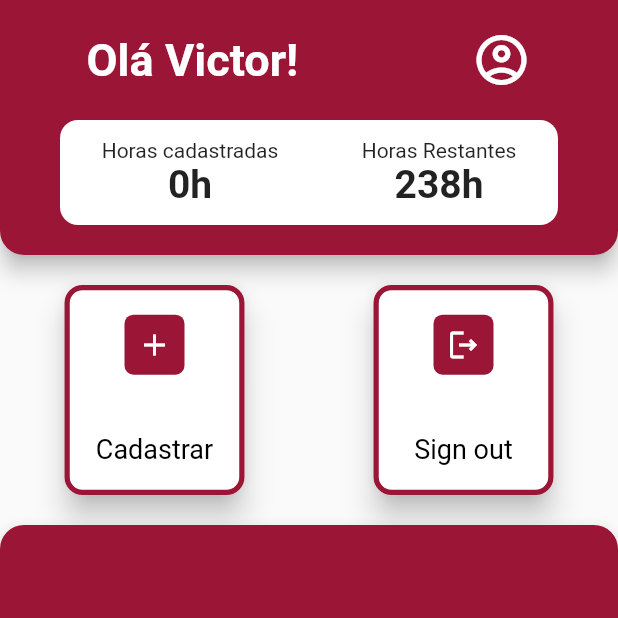
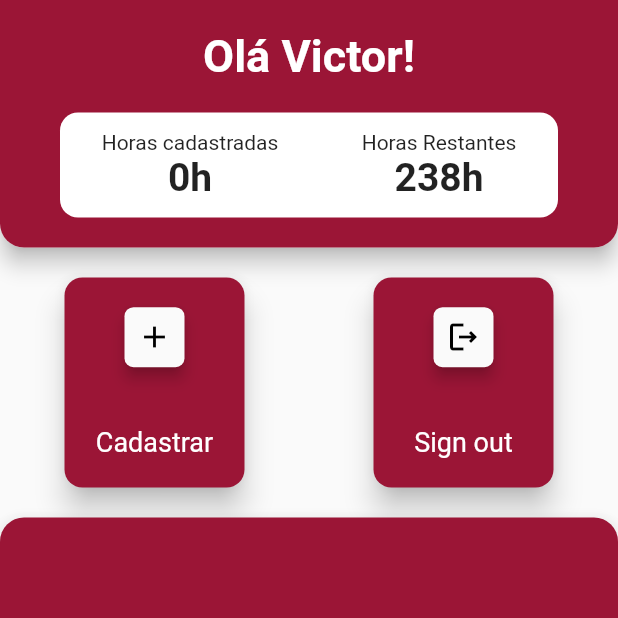
Before and after one commit to JonasCSilva/for_hour, a Flutter app: the screen it shows once a user with an empty profile is signed in, on a phone screen of 412 x 824 dp, the top half of it. Run offline on Flutter 3.47's test engine with Material 2 defaults, Android fonts, the phone set to English and light mode, and no system bars; our stand-ins replace cloud_firestore, file_picker, firebase_auth, firebase_core, firebase_storage; missing offline and left inert: flutter_picker; accounts and stored records are empty.

Commit message:
home button created

```diff
--- /dev/null
+++ b/lib/home_button.dart
@@ -0,0 +1,42 @@
+import 'package:flutter/material.dart';
+
+class HomeButton extends StatelessWidget {
+  final String text;
+  final IconData icon;
+  final Function() onPressed;
+
+  const HomeButton(
+      {Key? key,
+      required this.text,
+      required this.icon,
+      required this.onPressed})
+      : super(key: key);
+
+  @override
+  Widget build(BuildContext context) {
+    return SizedBox(
+        height: 140,
+        width: 120,
+        child: ElevatedButton(
+          style: ElevatedButton.styleFrom(
+              elevation: 8,
+              shape: RoundedRectangleBorder(
+                borderRadius: BorderRadius.circular(12), // <-- Radius
+              ),
+              backgroundColor: const Color(0xff9b1536),
+              textStyle: const TextStyle(fontSize: 18)),
+          onPressed: onPressed,
+          child: Column(
+              mainAxisAlignment: MainAxisAlignment.spaceAround,
+              children: [
+                Material(
+                    elevation: 4,
+                    borderRadius: BorderRadius.circular(6),
+                    child: Padding(
+                        padding: const EdgeInsets.all(8),
+                        child: Icon(icon, color: Colors.black))),
+                Text(text, style: const TextStyle(color: Colors.white))
+              ]),
+        ));
+  }
+}
--- a/lib/home_page.dart
+++ b/lib/home_page.dart
@@ -1,7 +1,9 @@
 import 'package:cloud_firestore/cloud_firestore.dart';
 import 'package:firebase_auth/firebase_auth.dart';
 import 'package:flutter/material.dart';
-import 'package:for_hour/register_page.dart';
+
+import 'home_button.dart';
+import 'register_page.dart';
 
 class HomePage extends StatefulWidget {
   const HomePage({super.key});
@@ -11,10 +13,7 @@ class HomePage extends StatefulWidget {
 }
 
 class _HomePageState extends State<HomePage> {
-  List<Map<String, dynamic>> _entries = <Map<String, dynamic>>[
-    {'hours': 40, 'category': 'Course'},
-    {'hours': 60, 'category': 'Internship'}
-  ];
+  List<Map<String, dynamic>> _entries = <Map<String, dynamic>>[];
 
   num _hours = 0;
 
@@ -63,18 +62,11 @@ class _HomePageState extends State<HomePage> {
               padding: const EdgeInsets.symmetric(vertical: 20),
               child: Column(
                 children: [
-                  Row(
-                    mainAxisAlignment: MainAxisAlignment.spaceAround,
-                    children: const [
-                      Text('Olá Victor!',
+                  const Text('Olá Victor!',
                       style: TextStyle(
                           color: Colors.white,
                           fontSize: 30,
                           fontWeight: FontWeight.w600)),
-                      Icon(Icons.account_circle_outlined,
-                          color: Colors.white, size: 40),
-                    ],
-                  ),
                   const SizedBox(height: 20),
                   Container(
                       decoration: BoxDecoration(
@@ -107,72 +99,20 @@ class _HomePageState extends State<HomePage> {
                 ],
               ))),
       const SizedBox(height: 20),
-      Row(
-        mainAxisAlignment: MainAxisAlignment.spaceAround,
-        children: [
-          SizedBox(
-              height: 140,
-              width: 120,
-              child: ElevatedButton(
-                style: ElevatedButton.styleFrom(
-                    side:
-                        const BorderSide(width: 3.5, color: Color(0xff9b1536)),
-                    elevation: 8,
-                    shape: RoundedRectangleBorder(
-                      borderRadius: BorderRadius.circular(12), // <-- Radius
+      Row(mainAxisAlignment: MainAxisAlignment.spaceAround, children: [
+        HomeButton(
+          text: 'Cadastrar',
+          icon: Icons.add_outlined,
+          onPressed: () {
+            Navigator.of(context).push(
+                MaterialPageRoute(builder: (context) => const RegisterPage()));
+          },
         ),
-                    backgroundColor: Colors.white,
-                    textStyle: const TextStyle(fontSize: 18)),
-                onPressed: () {
-                  Navigator.of(context).push(MaterialPageRoute(
-                      builder: (context) => const RegisterPage()));
-                },
-                child: Column(
-                    mainAxisAlignment: MainAxisAlignment.spaceAround,
-                    children: [
-                      Container(
-                          padding: const EdgeInsets.all(8),
-                          decoration: BoxDecoration(
-                              borderRadius: BorderRadius.circular(6),
-                              color: const Color(0xff9b1536)),
-                          child: const Icon(
-                            Icons.add_outlined,
-                          )),
-                      const Text('Cadastrar',
-                          style: TextStyle(color: Colors.black))
+        HomeButton(
+            text: 'Sign out',
+            icon: Icons.logout_outlined,
+            onPressed: () => _signOut())
       ]),
-              )),
-          SizedBox(
-              height: 140,
-              width: 120,
-              child: ElevatedButton(
-                style: ElevatedButton.styleFrom(
-                    side:
-                        const BorderSide(width: 3.5, color: Color(0xff9b1536)),
-                    elevation: 8,
-                    shape: RoundedRectangleBorder(
-                      borderRadius: BorderRadius.circular(12),
-                    ),
-                    backgroundColor: Colors.white,
-                    textStyle: const TextStyle(fontSize: 18)),
-                onPressed: () => _signOut(),
-                child: Column(
-                    mainAxisAlignment: MainAxisAlignment.spaceAround,
-                    children: [
-                      Container(
-                          padding: const EdgeInsets.all(8),
-                          decoration: BoxDecoration(
-                              borderRadius: BorderRadius.circular(6),
-                              color: const Color(0xff9b1536)),
-                          child: const Icon(
-                            Icons.logout_outlined,
-                          )),
-                      const Text('Sign out',
-                          style: TextStyle(color: Colors.black))
-                    ]),
-              ))
-        ],
-      ),
       const SizedBox(height: 20),
       Expanded(
         child: Material(
```
Lines whose indentation alone changed are shown as unchanged.
